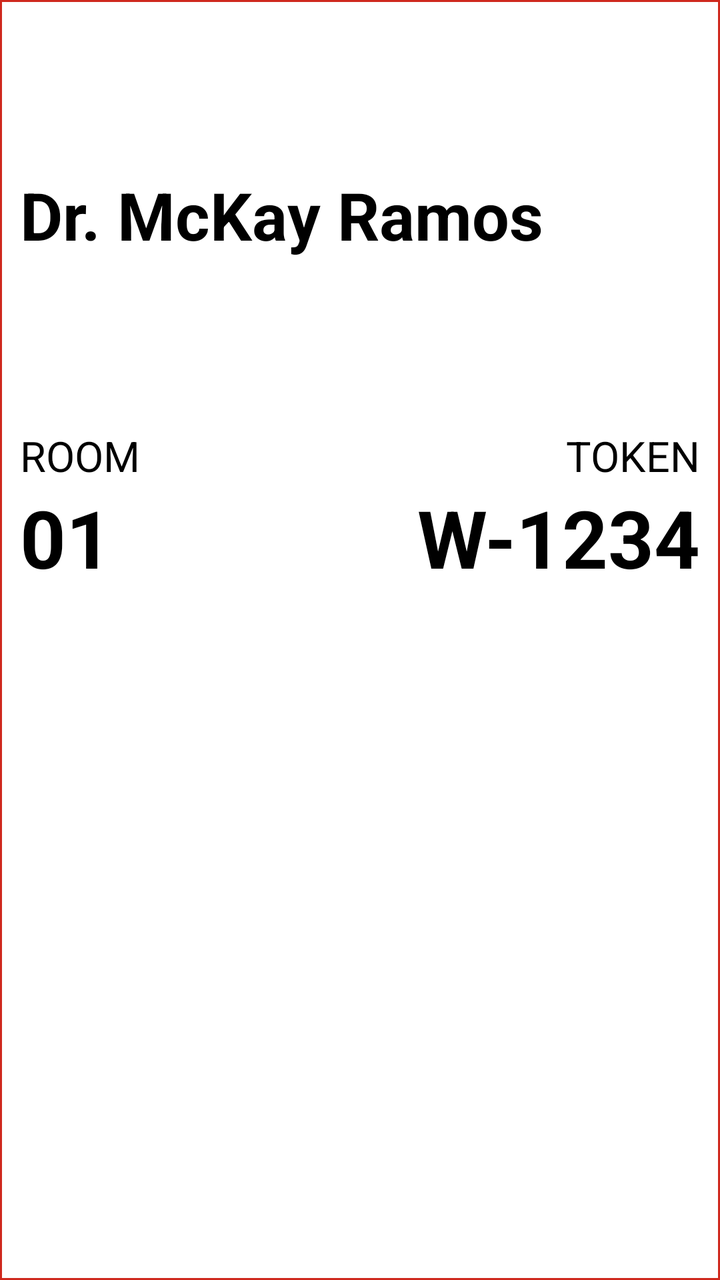
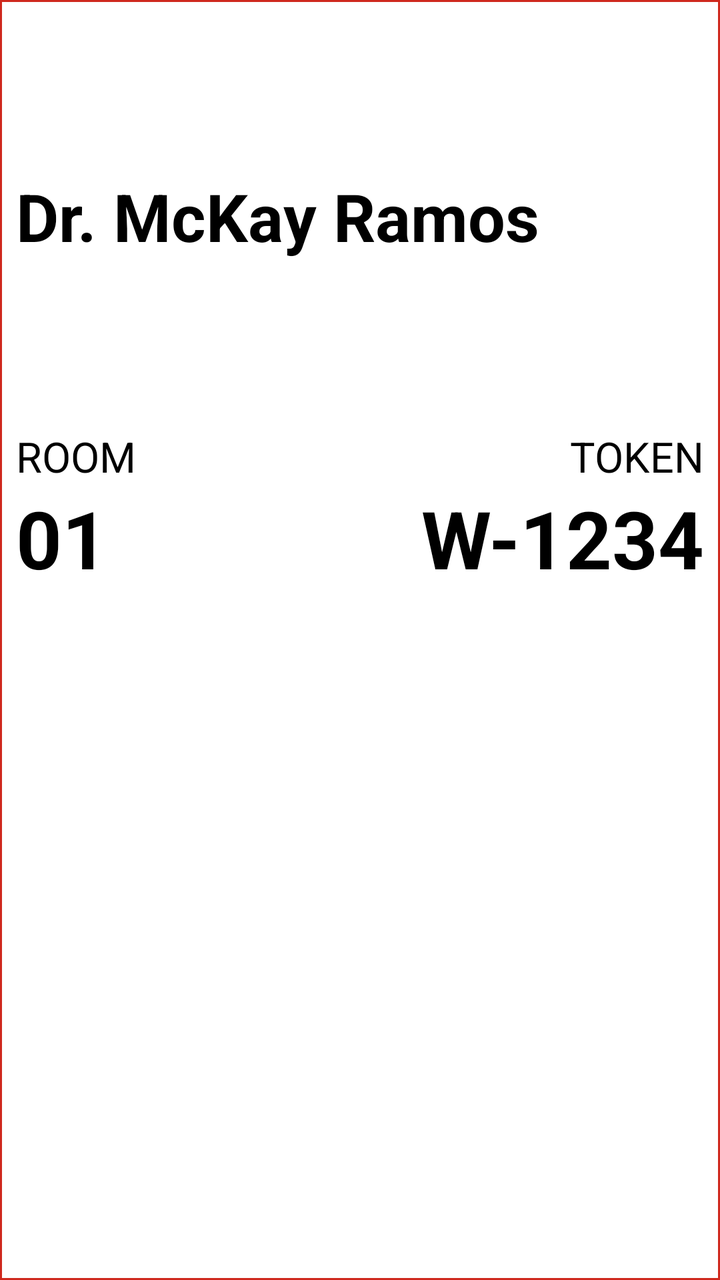

Two renders of the same Android screen: before a commit and after it. Below are the layout's source before the change and the commit's diff.
<!-- AndroidManifest.xml: application theme Theme.MedicinoAndroidTV -->
<!-- res/layout/item_doctor_room.xml -->
<?xml version="1.0" encoding="utf-8"?>
<LinearLayout xmlns:android="http://schemas.android.com/apk/res/android"
    android:layout_width="match_parent"
    android:layout_height="wrap_content"
    android:background="@drawable/focus"
    android:focusable="true"
    android:focusableInTouchMode="true"
    android:orientation="vertical"
    android:paddingStart="10dp"
    android:paddingTop="1dp"
    android:paddingEnd="10dp"
    android:paddingBottom="1dp"
    android:weightSum="3">

    <TextView
        android:id="@+id/tv_name"
        android:layout_width="match_parent"
        android:layout_height="0dp"
        android:layout_weight="1"
        android:ellipsize="marquee"
        android:focusableInTouchMode="true"
        android:gravity="start|center_vertical"
        android:marqueeRepeatLimit="marquee_forever"
        android:scrollHorizontally="true"
        android:singleLine="true"
        android:text="Dr. McKay Ramos"
        android:textColor="@color/black"
        android:textSize="33dp"
        android:textStyle="bold"></TextView>

    <LinearLayout
        android:layout_width="match_parent"
        android:layout_height="0dp"
        android:layout_weight="2"
        android:orientation="horizontal"
        android:weightSum="2">

        <LinearLayout
            android:layout_width="0dp"
            android:layout_height="wrap_content"
            android:layout_weight="0.8"
            android:orientation="vertical"
            android:weightSum="2">

            <LinearLayout
                android:layout_width="match_parent"
                android:layout_height="0dp"
                android:layout_weight="0.7">

                <TextView
                    android:layout_width="match_parent"
                    android:layout_height="wrap_content"
                    android:gravity="start"
                    android:text="ROOM"
                    android:textColor="@color/black"
                    android:textSize="21dp"
                    android:textStyle="normal"></TextView>
            </LinearLayout>

            <LinearLayout
                android:layout_width="match_parent"
                android:layout_height="0dp"
                android:layout_weight="1.3">

                <TextView
                    android:id="@+id/tv_room"
                    android:layout_width="match_parent"
                    android:layout_height="wrap_content"
                    android:gravity="start|top"
                    android:text="01"
                    android:textColor="@color/black"
                    android:textSize="40dp"
                    android:textStyle="bold"></TextView>
            </LinearLayout>
        </LinearLayout>

        <LinearLayout
            android:layout_width="0dp"
            android:layout_height="wrap_content"
            android:layout_weight="1.2"
            android:gravity="end"
            android:orientation="vertical"
            android:weightSum="2">

            <LinearLayout
                android:layout_width="match_parent"
                android:layout_height="0dp"
                android:layout_weight="0.7">

                <TextView
                    android:layout_width="match_parent"
                    android:layout_height="match_parent"
                    android:layout_gravity="end"
                    android:gravity="end"
                    android:text="TOKEN"
                    android:textColor="@color/black"
                    android:textSize="21dp"
                    android:textStyle="normal"></TextView>
            </LinearLayout>

            <LinearLayout
                android:layout_width="match_parent"
                android:layout_height="0dp"
                android:layout_weight="1.3">

                <TextView
                    android:id="@+id/tv_token"
                    android:layout_width="match_parent"
                    android:layout_height="match_parent"
                    android:gravity="end"
                    android:text="W-1234"
                    android:textColor="@color/black"
                    android:textSize="40dp"
                    android:textStyle="bold"></TextView>
            </LinearLayout>
        </LinearLayout>
    </LinearLayout>
</LinearLayout>
<!-- resources referenced by this layout -->
<resources>
  <color name="black">#000000</color>
  <!-- drawable focus (drawable) -->
  <?xml version="1.0" encoding="utf-8"?>
  <selector xmlns:android="http://schemas.android.com/apk/res/android">
      <item android:state_focused="true" android:drawable="@drawable/rectangle_bg1" />
      <item android:drawable="@drawable/rectangle_bg" />
  </selector>
  <style name="Theme.MedicinoAndroidTV" parent="@style/Theme.Leanback" />
  <!-- drawable rectangle_bg1 (drawable) -->
  <?xml version="1.0" encoding="utf-8"?>
  <shape xmlns:android="http://schemas.android.com/apk/res/android">
      <solid android:color="@color/selectedBg"/>
      <stroke android:width="1dp" android:color="@color/red"/>
      <corners android:radius="1dp" />
  
  </shape>
  <!-- drawable rectangle_bg (drawable) -->
  <?xml version="1.0" encoding="utf-8"?>
  <shape xmlns:android="http://schemas.android.com/apk/res/android">
      <solid android:color="@color/white"/>
  
      <stroke android:width="1dp"
          android:color="@color/red"
          />
  
  
  
  
  
  
  
      <corners android:bottomRightRadius="0dp"
          android:bottomLeftRadius="0dp"
          android:topLeftRadius="0dp"
          android:topRightRadius="0dp"/>
  </shape>
  <color name="selectedBg">#A692F3DE</color>
  <color name="red">#CF291E</color>
  <color name="white">#ffffff</color>
</resources>

<!-- the commit's change to res/layout/item_doctor_room.xml (unified diff, before → after) -->
@@ -1,15 +1,17 @@
 <?xml version="1.0" encoding="utf-8"?>
 <LinearLayout xmlns:android="http://schemas.android.com/apk/res/android"
     android:layout_width="match_parent"
-    android:layout_height="wrap_content"
+    android:layout_height="match_parent"
     android:background="@drawable/focus"
+    android:clipChildren="true"
+    android:clipToPadding="true"
     android:focusable="true"
     android:focusableInTouchMode="true"
     android:orientation="vertical"
-    android:paddingStart="10dp"
-    android:paddingTop="1dp"
-    android:paddingEnd="10dp"
-    android:paddingBottom="1dp"
+    android:paddingStart="8dp"
+    android:paddingTop="2dp"
+    android:paddingEnd="8dp"
+    android:paddingBottom="2dp"
     android:weightSum="3">
 
     <TextView
